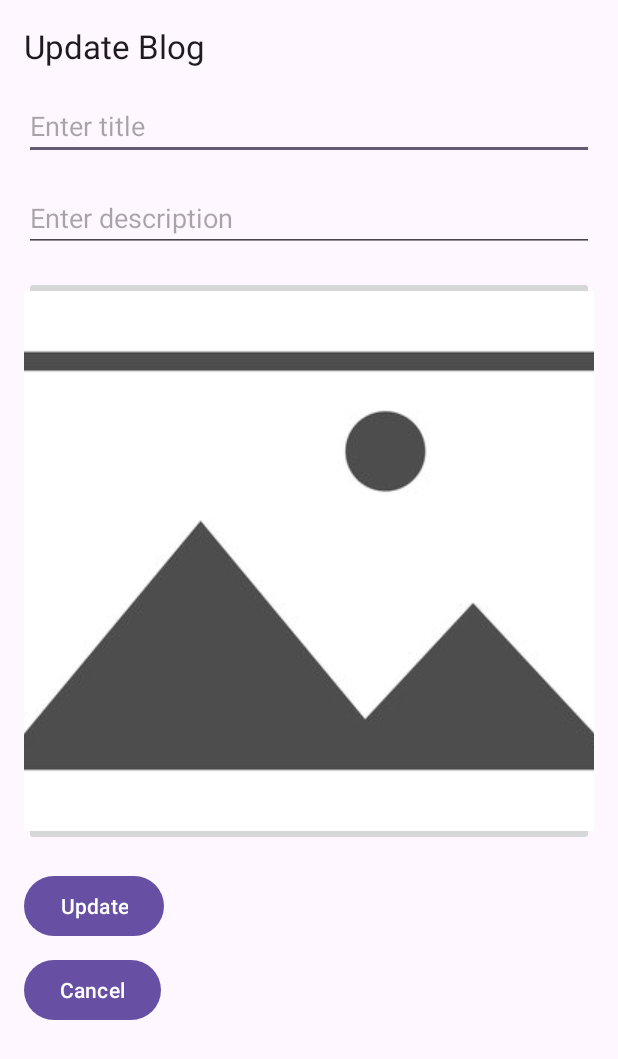
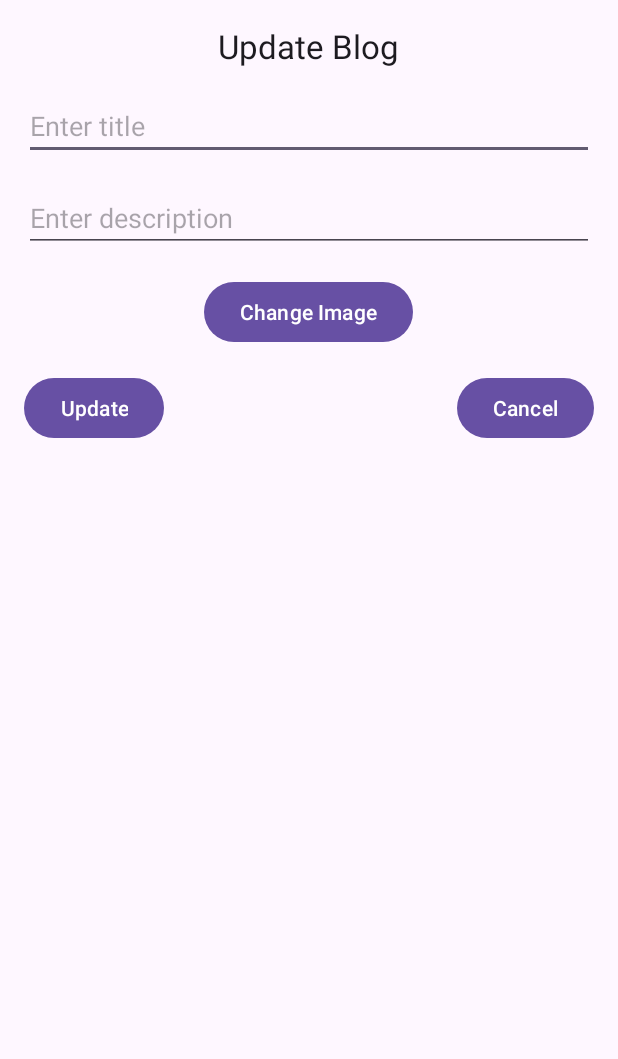
Before and after one commit to Shravanth-MR/Blog-Application, an Android app: the UpdateBlogActivity screen opened directly, with no data from a screen before it, on a phone screen of 412 x 824 dp. Shown: the top 1059 px of the screen. Run offline under Robolectric (Android 15) with nearby library versions, the phone set to English and light mode, and no system bars; our stand-ins replace Firebase (no records; nobody signed in at launch, a user with empty details on screens opened directly), Picasso.

Commit message:
update blogs minor bugs fixed

```diff
--- a/Blogapp/app/src/main/java/com/example/blog_app/Profpage.kt
+++ b/Blogapp/app/src/main/java/com/example/blog_app/Profpage.kt
@@ -130,6 +130,12 @@ class Profpage : AppCompatActivity() {
                         // Start the activity to update the blog, passing the blogId as an extra
                         val intent = Intent(this@Profpage, UpdateBlogActivity::class.java)
                         intent.putExtra("blogId", blogId)
+
+                        // Pass the previous title, description, and image URL to UpdateBlogActivity
+                        intent.putExtra("previousTitle", blog.title)
+                        intent.putExtra("previousDescription", blog.description)
+                        intent.putExtra("previousImageUrl", blog.image)
+
                         startActivity(intent)
                     }
 
--- a/Blogapp/app/src/main/java/com/example/blog_app/UpdateBlogActivity.kt
+++ b/Blogapp/app/src/main/java/com/example/blog_app/UpdateBlogActivity.kt
@@ -11,6 +11,7 @@ import com.google.firebase.firestore.CollectionReference
 import com.google.firebase.firestore.FirebaseFirestore
 import com.google.firebase.storage.FirebaseStorage
 import com.google.firebase.storage.StorageReference
+import com.squareup.picasso.Picasso
 
 class UpdateBlogActivity : AppCompatActivity() {
 
@@ -18,7 +19,7 @@ class UpdateBlogActivity : AppCompatActivity() {
     private lateinit var descriptionEditText: EditText
     private lateinit var updateButton: Button
     private lateinit var cancelButton: Button
-    private lateinit var selectImageButton: ImageButton
+    private lateinit var selectImageButton: Button
     private lateinit var selectedImageView: ImageView
     private var selectedImageUri: Uri? = null
     private lateinit var blogId: String
@@ -31,12 +32,31 @@ class UpdateBlogActivity : AppCompatActivity() {
         super.onCreate(savedInstanceState)
         setContentView(R.layout.activity_update_blog)
 
+        // Retrieve the passed data
+        val previousTitle = intent.getStringExtra("previousTitle")
+        val previousDescription = intent.getStringExtra("previousDescription")
+        val previousImageUrl = intent.getStringExtra("previousImageUrl")
+
         titleEditText = findViewById(R.id.titleEditText)
         descriptionEditText = findViewById(R.id.descriptionEditText)
         updateButton = findViewById(R.id.updateButton)
         cancelButton = findViewById(R.id.cancelButton)
         selectImageButton = findViewById(R.id.selectImageButton)
         selectedImageView = findViewById(R.id.selectedImageView)
+
+
+
+        // Set the retrieved data to the corresponding views
+        titleEditText.setText(previousTitle)
+        descriptionEditText.setText(previousDescription)
+
+        if (!previousImageUrl.isNullOrEmpty()) {
+            selectedImageView.visibility = View.VISIBLE
+            // Load and display the previous image using a library of your choice (e.g., Picasso, Glide)
+            Picasso.get().load(previousImageUrl).into(selectedImageView)
+        }
+
+
 
         blogId = intent.getStringExtra("blogId") ?: ""
 
--- a/Blogapp/app/src/main/res/layout/activity_update_blog.xml
+++ b/Blogapp/app/src/main/res/layout/activity_update_blog.xml
@@ -10,6 +10,7 @@
         android:layout_width="wrap_content"
         android:layout_height="wrap_content"
         android:layout_marginBottom="16dp"
+        android:layout_gravity="center_horizontal"
         android:text="Update Blog"
         android:textAppearance="@style/TextAppearance.AppCompat.Large" />
 
@@ -26,11 +27,12 @@
         android:hint="Enter description"
         android:layout_marginTop="16dp" />
 
-    <ImageButton
+    <Button
         android:id="@+id/selectImageButton"
         android:layout_width="wrap_content"
         android:layout_height="wrap_content"
-        android:src="@drawable/placeholder_image"
+        android:text="Change Image"
+        android:layout_gravity="center_horizontal"
         android:layout_marginTop="16dp" />
 
     <ImageView
@@ -42,18 +44,29 @@
         android:visibility="gone"
         android:layout_marginTop="16dp" />
 
+    <RelativeLayout
+        android:layout_width="match_parent"
+        android:layout_height="wrap_content"
+        android:layout_below="@id/selectImageButton">
+
         <Button
             android:id="@+id/updateButton"
             android:layout_width="wrap_content"
             android:layout_height="wrap_content"
             android:text="Update"
-        android:layout_marginTop="16dp" />
+            android:layout_marginTop="16dp"
+            android:layout_alignParentStart="true"
+            android:layout_alignParentLeft="true" />
 
         <Button
             android:id="@+id/cancelButton"
             android:layout_width="wrap_content"
             android:layout_height="wrap_content"
             android:text="Cancel"
-        android:layout_marginTop="8dp" />
+            android:layout_marginTop="16dp"
+            android:layout_alignParentEnd="true"
+            android:layout_alignParentRight="true" />
+
+    </RelativeLayout>
 
 </LinearLayout>
```
Lines whose indentation alone changed are shown as unchanged.
